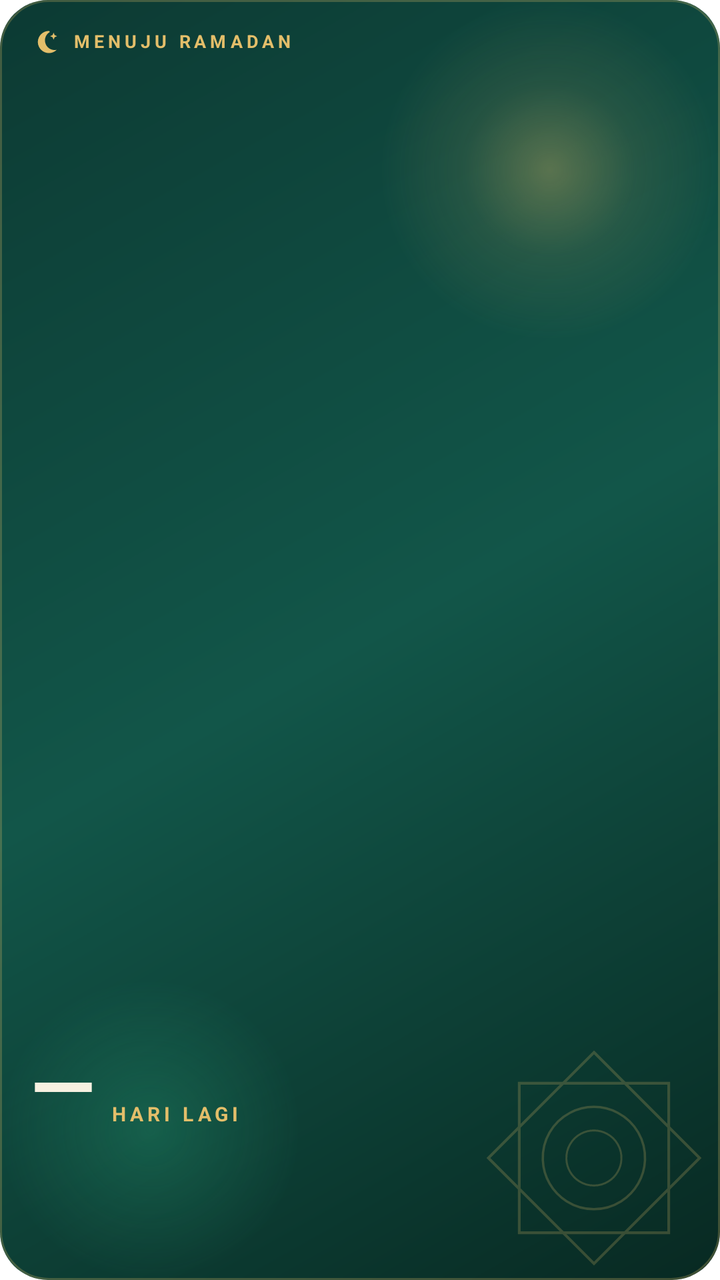
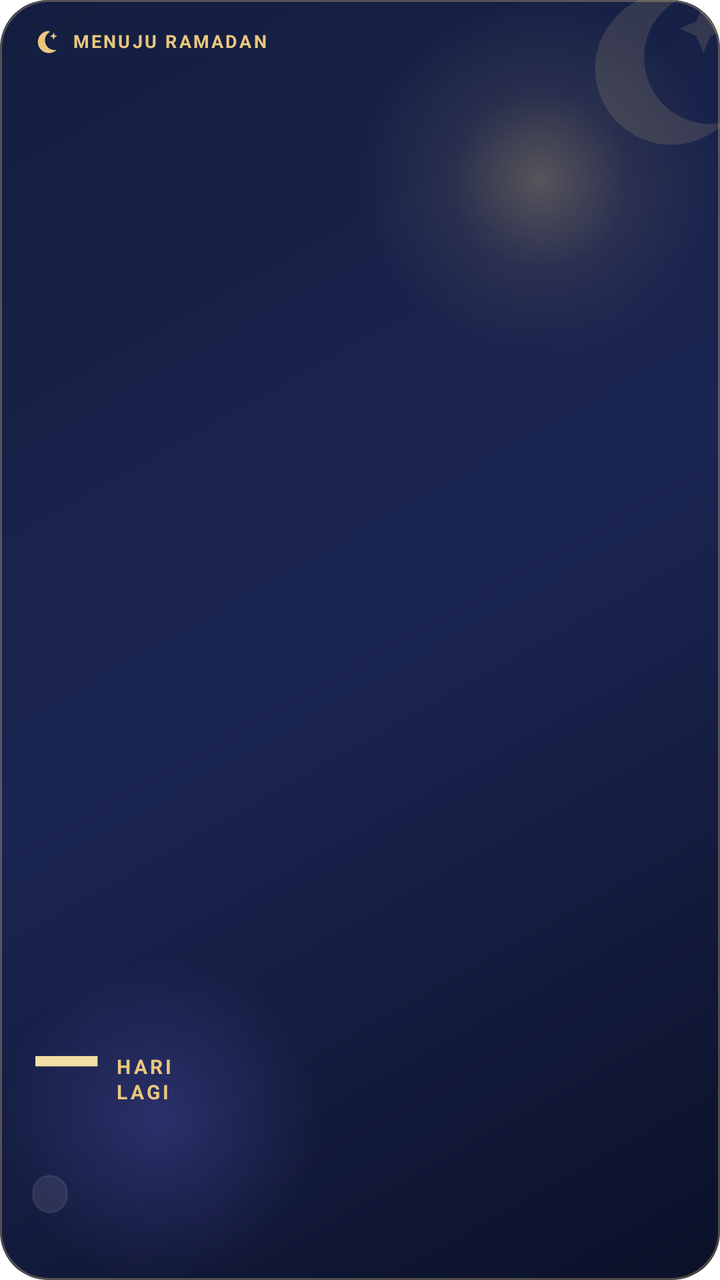

Screens rendered from an Android XML layout before and after an edit, with the pre-edit source and the edit as a unified diff.
<!-- AndroidManifest.xml: fallback theme Theme.MaterialComponents.DayNight.NoActionBar -->
<!-- res/layout/ramadan_widget_layout.xml -->
<?xml version="1.0" encoding="utf-8"?>
<FrameLayout
    xmlns:android="http://schemas.android.com/apk/res/android"
    android:id="@+id/ramadan_root"
    android:layout_width="match_parent"
    android:layout_height="match_parent"
    android:background="@drawable/ramadan_widget_bg">

    <LinearLayout
        android:layout_width="match_parent"
        android:layout_height="match_parent"
        android:orientation="vertical"
        android:paddingStart="16dp"
        android:paddingEnd="16dp"
        android:paddingTop="14dp"
        android:paddingBottom="14dp">

        
        <LinearLayout
            android:layout_width="match_parent"
            android:layout_height="wrap_content"
            android:orientation="horizontal"
            android:gravity="center_vertical">

            <ImageView
                android:layout_width="14dp"
                android:layout_height="14dp"
                android:src="@drawable/widget_ic_crescent"
                android:tint="#E3BE6A"
                android:importantForAccessibility="no" />

            <TextView
                android:id="@+id/ramadan_kicker"
                android:layout_width="0dp"
                android:layout_height="wrap_content"
                android:layout_weight="1"
                android:layout_marginStart="6dp"
                android:text="@string/ramadan_kicker_default"
                android:textSize="9sp"
                android:textStyle="bold"
                android:letterSpacing="0.22"
                android:maxLines="1"
                android:includeFontPadding="false"
                android:textColor="#E3BE6A" />
        </LinearLayout>

        
        <FrameLayout
            android:layout_width="match_parent"
            android:layout_height="0dp"
            android:layout_weight="1" />

        
        
        <LinearLayout
            android:layout_width="wrap_content"
            android:layout_height="wrap_content"
            android:orientation="horizontal"
            android:baselineAligned="false"
            android:gravity="bottom">

            <TextView
                android:id="@+id/ramadan_number"
                android:layout_width="wrap_content"
                android:layout_height="wrap_content"
                android:text="—"
                android:textSize="42sp"
                android:textStyle="bold"
                android:letterSpacing="-0.03"
                android:includeFontPadding="false"
                android:fontFeatureSettings="tnum"
                android:textColor="#F7F1E1" />

            <TextView
                android:id="@+id/ramadan_unit"
                android:layout_width="wrap_content"
                android:layout_height="wrap_content"
                android:layout_marginStart="8dp"
                android:layout_marginBottom="5dp"
                android:text="@string/ramadan_unit_default"
                android:textSize="10sp"
                android:textStyle="bold"
                android:letterSpacing="0.2"
                android:textColor="#E3BE6A" />
        </LinearLayout>

        
        <TextView
            android:id="@+id/ramadan_title"
            android:layout_width="match_parent"
            android:layout_height="wrap_content"
            android:layout_marginTop="8dp"
            android:textSize="13sp"
            android:textStyle="bold"
            android:maxLines="1"
            android:ellipsize="end"
            android:includeFontPadding="false"
            android:textColor="#F7F1E1" />

        <TextView
            android:id="@+id/ramadan_date"
            android:layout_width="match_parent"
            android:layout_height="wrap_content"
            android:layout_marginTop="3dp"
            android:textSize="10sp"
            android:maxLines="1"
            android:ellipsize="end"
            android:includeFontPadding="false"
            android:textColor="#B9D3CB" />

        
        <TextView
            android:id="@+id/ramadan_note"
            android:layout_width="match_parent"
            android:layout_height="wrap_content"
            android:layout_marginTop="8dp"
            android:textSize="9.5sp"
            android:textStyle="italic"
            android:lineSpacingExtra="1.5dp"
            android:maxLines="2"
            android:ellipsize="end"
            android:includeFontPadding="false"
            android:textColor="#D9E3BE6A" />
    </LinearLayout>
</FrameLayout>
<!-- resources referenced by this layout -->
<resources>
  <!-- drawable ramadan_widget_bg (drawable) -->
  <?xml version="1.0" encoding="utf-8"?>
  <layer-list xmlns:android="http://schemas.android.com/apk/res/android">
      <item>
          <shape android:shape="rectangle">
              <corners android:radius="24dp" />
              <gradient
                  android:angle="315"
                  android:startColor="#0C3A33"
                  android:centerColor="#125649"
                  android:endColor="#082922" />
          </shape>
      </item>
      <item
          android:gravity="top|end"
          android:width="170dp"
          android:height="170dp">
          <shape android:shape="oval">
              <gradient
                  android:type="radial"
                  android:gradientRadius="85dp"
                  android:startColor="#59E3BE6A"
                  android:centerColor="#1AE3BE6A"
                  android:endColor="#00E3BE6A" />
          </shape>
      </item>
      <item
          android:gravity="bottom|start"
          android:width="150dp"
          android:height="150dp">
          <shape android:shape="oval">
              <gradient
                  android:type="radial"
                  android:gradientRadius="75dp"
                  android:startColor="#3334D399"
                  android:endColor="#0034D399" />
          </shape>
      </item>
      <item
          android:gravity="bottom|end"
          android:width="118dp"
          android:height="118dp"
          android:right="4dp"
          android:bottom="2dp"
          android:drawable="@drawable/ramadan_ornament_star" />
      <item>
          <shape android:shape="rectangle">
              <corners android:radius="24dp" />
              <stroke android:width="1dp" android:color="#40E3BE6A" />
          </shape>
      </item>
  </layer-list>
  <!-- drawable widget_ic_crescent (drawable) -->
  <?xml version="1.0" encoding="utf-8"?>
  <vector xmlns:android="http://schemas.android.com/apk/res/android"
      android:width="24dp" android:height="24dp"
      android:viewportWidth="24" android:viewportHeight="24">
      <path android:fillColor="#FFFFFFFF"
          android:pathData="M14.5,2.5c-5.2,0 -9.5,4.3 -9.5,9.5s4.3,9.5 9.5,9.5c2.6,0 5,-1.1 6.7,-2.8c-0.6,0.1 -1.2,0.2 -1.8,0.2c-4.6,0 -8.3,-3.7 -8.3,-8.3c0,-3 1.6,-5.7 4.1,-7.1C15,2.6 14.8,2.5 14.5,2.5z" />
      <path android:fillColor="#FFFFFFFF"
          android:pathData="M18.5,4l0.9,2.1L21.5,7l-2.1,0.9L18.5,10l-0.9,-2.1L15.5,7l2.1,-0.9z" />
  </vector>
  <string name="ramadan_kicker_default">MENUJU RAMADAN</string>
  <string name="ramadan_unit_default">HARI LAGI</string>
  <!-- drawable ramadan_ornament_star (drawable) -->
  <?xml version="1.0" encoding="utf-8"?>
  <vector xmlns:android="http://schemas.android.com/apk/res/android"
      android:width="120dp" android:height="120dp"
      android:viewportWidth="120" android:viewportHeight="120"
      android:alpha="0.22">
      <path android:strokeColor="#E3BE6A" android:strokeWidth="1.4" android:fillColor="#00000000"
          android:pathData="M22,22 H98 V98 H22 Z" />
      <path android:strokeColor="#E3BE6A" android:strokeWidth="1.4" android:fillColor="#00000000"
          android:pathData="M60,6.3 L113.7,60 L60,113.7 L6.3,60 Z" />
      <path android:strokeColor="#E3BE6A" android:strokeWidth="1.2" android:fillColor="#00000000"
          android:pathData="M60,34 A26,26 0 1,1 59.9,34 Z" />
      <path android:strokeColor="#E3BE6A" android:strokeWidth="1" android:fillColor="#00000000"
          android:pathData="M60,46 A14,14 0 1,1 59.9,46 Z" />
  </vector>
</resources>

<!-- the commit's change to res/layout/ramadan_widget_layout.xml (unified diff, before → after) -->
@@ -4,9 +4,22 @@
     android:id="@+id/ramadan_root"
     android:layout_width="match_parent"
     android:layout_height="match_parent"
-    android:background="@drawable/ramadan_widget_bg">
+    android:background="@drawable/tracker_widget_bg">
+
+    
+    <ImageView
+        android:layout_width="96dp"
+        android:layout_height="96dp"
+        android:layout_gravity="top|end"
+        android:layout_marginTop="-14dp"
+        android:layout_marginEnd="-14dp"
+        android:src="@drawable/widget_ic_crescent"
+        android:tint="#E9C77E"
+        android:alpha="0.14"
+        android:importantForAccessibility="no" />
 
     <LinearLayout
+        android:id="@+id/ramadan_content"
         android:layout_width="match_parent"
         android:layout_height="match_parent"
         android:orientation="vertical"
@@ -26,7 +39,7 @@
                 android:layout_width="14dp"
                 android:layout_height="14dp"
                 android:src="@drawable/widget_ic_crescent"
-                android:tint="#E3BE6A"
+                android:tint="#E9C77E"
                 android:importantForAccessibility="no" />
 
             <TextView
@@ -38,10 +51,11 @@
                 android:text="@string/ramadan_kicker_default"
                 android:textSize="9sp"
                 android:textStyle="bold"
-                android:letterSpacing="0.22"
+                android:letterSpacing="0.12"
                 android:maxLines="1"
+                android:ellipsize="end"
                 android:includeFontPadding="false"
-                android:textColor="#E3BE6A" />
+                android:textColor="#E9C77E" />
         </LinearLayout>
 
         
@@ -50,7 +64,6 @@
             android:layout_height="0dp"
             android:layout_weight="1" />
 
-        
         
         <LinearLayout
             android:layout_width="wrap_content"
@@ -64,24 +77,28 @@
                 android:layout_width="wrap_content"
                 android:layout_height="wrap_content"
                 android:text="—"
-                android:textSize="42sp"
+                android:textSize="46sp"
                 android:textStyle="bold"
                 android:letterSpacing="-0.03"
                 android:includeFontPadding="false"
                 android:fontFeatureSettings="tnum"
-                android:textColor="#F7F1E1" />
+                android:textColor="#F6DFA4" />
 
+            
             <TextView
                 android:id="@+id/ramadan_unit"
                 android:layout_width="wrap_content"
                 android:layout_height="wrap_content"
                 android:layout_marginStart="8dp"
-                android:layout_marginBottom="5dp"
+                android:layout_marginBottom="6dp"
                 android:text="@string/ramadan_unit_default"
                 android:textSize="10sp"
                 android:textStyle="bold"
-                android:letterSpacing="0.2"
-                android:textColor="#E3BE6A" />
+                android:letterSpacing="0.14"
+                android:lineSpacingExtra="1dp"
+                android:maxLines="2"
+                android:includeFontPadding="false"
+                android:textColor="#E9C77E" />
         </LinearLayout>
 
         
@@ -89,24 +106,30 @@
             android:id="@+id/ramadan_title"
             android:layout_width="match_parent"
             android:layout_height="wrap_content"
-            android:layout_marginTop="8dp"
-            android:textSize="13sp"
+            android:layout_marginTop="6dp"
+            android:textSize="14sp"
             android:textStyle="bold"
             android:maxLines="1"
             android:ellipsize="end"
             android:includeFontPadding="false"
-            android:textColor="#F7F1E1" />
+            android:textColor="#F4F1EA" />
 
+        
         <TextView
             android:id="@+id/ramadan_date"
-            android:layout_width="match_parent"
+            android:layout_width="wrap_content"
             android:layout_height="wrap_content"
-            android:layout_marginTop="3dp"
-            android:textSize="10sp"
+            android:layout_marginTop="7dp"
+            android:paddingStart="9dp"
+            android:paddingEnd="9dp"
+            android:paddingTop="4dp"
+            android:paddingBottom="4dp"
+            android:background="@drawable/tracker_glass_pill"
+            android:textSize="9.5sp"
             android:maxLines="1"
             android:ellipsize="end"
             android:includeFontPadding="false"
-            android:textColor="#B9D3CB" />
+            android:textColor="#C9D1EA" />
 
         
         <TextView
@@ -120,6 +143,6 @@
             android:maxLines="2"
             android:ellipsize="end"
             android:includeFontPadding="false"
-            android:textColor="#D9E3BE6A" />
+            android:textColor="#AEB6D0" />
     </LinearLayout>
 </FrameLayout>
<!-- resource entries referenced after the edit -->
@@ -1,6 +1,13 @@
 <!-- resources referenced by this layout -->
 <resources>
-  <!-- drawable ramadan_widget_bg (drawable) -->
+  <!-- drawable tracker_glass_pill (drawable) -->
+  <?xml version="1.0" encoding="utf-8"?>
+  <shape xmlns:android="http://schemas.android.com/apk/res/android">
+      <corners android:radius="99dp" />
+      <solid android:color="#17FFFFFF" />
+      <stroke android:width="1dp" android:color="#14FFFFFF" />
+  </shape>
+  <!-- drawable tracker_widget_bg (drawable) -->
   <?xml version="1.0" encoding="utf-8"?>
   <layer-list xmlns:android="http://schemas.android.com/apk/res/android">
       <item>
@@ -8,47 +15,40 @@
               <corners android:radius="24dp" />
               <gradient
                   android:angle="315"
-                  android:startColor="#0C3A33"
-                  android:centerColor="#125649"
-                  android:endColor="#082922" />
+                  android:startColor="#141E3F"
+                  android:centerColor="#1B2552"
+                  android:endColor="#0B1128" />
           </shape>
       </item>
       <item
           android:gravity="top|end"
-          android:width="170dp"
-          android:height="170dp">
+          android:width="180dp"
+          android:height="180dp">
           <shape android:shape="oval">
               <gradient
                   android:type="radial"
-                  android:gradientRadius="85dp"
-                  android:startColor="#59E3BE6A"
-                  android:centerColor="#1AE3BE6A"
-                  android:endColor="#00E3BE6A" />
+                  android:gradientRadius="90dp"
+                  android:startColor="#4DE9C77E"
+                  android:centerColor="#14E9C77E"
+                  android:endColor="#00E9C77E" />
           </shape>
       </item>
       <item
           android:gravity="bottom|start"
-          android:width="150dp"
-          android:height="150dp">
+          android:width="160dp"
+          android:height="160dp">
           <shape android:shape="oval">
               <gradient
                   android:type="radial"
-                  android:gradientRadius="75dp"
-                  android:startColor="#3334D399"
-                  android:endColor="#0034D399" />
+                  android:gradientRadius="80dp"
+                  android:startColor="#406D6BE8"
+                  android:endColor="#006D6BE8" />
           </shape>
       </item>
-      <item
-          android:gravity="bottom|end"
-          android:width="118dp"
-          android:height="118dp"
-          android:right="4dp"
-          android:bottom="2dp"
-          android:drawable="@drawable/ramadan_ornament_star" />
       <item>
           <shape android:shape="rectangle">
               <corners android:radius="24dp" />
-              <stroke android:width="1dp" android:color="#40E3BE6A" />
+              <stroke android:width="1dp" android:color="#4DE9C77E" />
           </shape>
       </item>
   </layer-list>
@@ -63,21 +63,6 @@
           android:pathData="M18.5,4l0.9,2.1L21.5,7l-2.1,0.9L18.5,10l-0.9,-2.1L15.5,7l2.1,-0.9z" />
   </vector>
   <string name="ramadan_kicker_default">MENUJU RAMADAN</string>
-  <string name="ramadan_unit_default">HARI LAGI</string>
-  <!-- drawable ramadan_ornament_star (drawable) -->
-  <?xml version="1.0" encoding="utf-8"?>
-  <vector xmlns:android="http://schemas.android.com/apk/res/android"
-      android:width="120dp" android:height="120dp"
-      android:viewportWidth="120" android:viewportHeight="120"
-      android:alpha="0.22">
-      <path android:strokeColor="#E3BE6A" android:strokeWidth="1.4" android:fillColor="#00000000"
-          android:pathData="M22,22 H98 V98 H22 Z" />
-      <path android:strokeColor="#E3BE6A" android:strokeWidth="1.4" android:fillColor="#00000000"
-          android:pathData="M60,6.3 L113.7,60 L60,113.7 L6.3,60 Z" />
-      <path android:strokeColor="#E3BE6A" android:strokeWidth="1.2" android:fillColor="#00000000"
-          android:pathData="M60,34 A26,26 0 1,1 59.9,34 Z" />
-      <path android:strokeColor="#E3BE6A" android:strokeWidth="1" android:fillColor="#00000000"
-          android:pathData="M60,46 A14,14 0 1,1 59.9,46 Z" />
-  </vector>
+  <string name="ramadan_unit_default">HARI\nLAGI</string>
 </resources>
 
